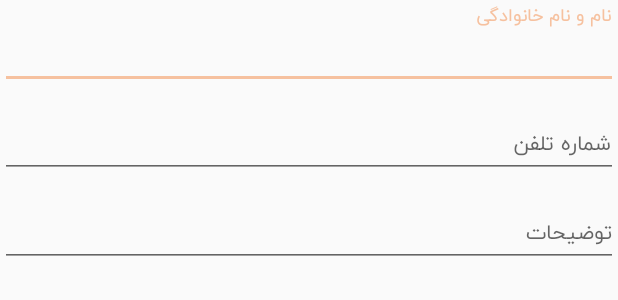
After one commit to amingoli-com/CustomerClub, an Android app: the layout content_dialog_add_qrcode.xml on its own in the app's theme, with its tools: preview values and no code run, on a phone screen of 412 x 824 dp. The commit adds this screen. Shown: the top 300 px of the screen. Run offline under Robolectric (Android 15) with nearby library versions, the phone set to English and light mode, and no system bars; network calls fail.

Commit message:
add dialog set data for barcode

```diff
--- a/app/src/main/java/amingoli/meshkatgallery/coustomerclub/util/database/Query.java
+++ b/app/src/main/java/amingoli/meshkatgallery/coustomerclub/util/database/Query.java
@@ -2,16 +2,18 @@ package amingoli.meshkatgallery.coustomerclub.util.database;
 
 import android.database.Cursor;
 import android.database.sqlite.SQLiteDatabase;
+import android.util.Log;
 
 import static amingoli.meshkatgallery.coustomerclub.util.database.Database.table_orderList;
 import static amingoli.meshkatgallery.coustomerclub.util.database.Database.table_qrCodeList;
 
 public class Query {
-
+    private static String TAG = "amingoli78-Query";
     public static void insert_qrCode(SQLiteDatabase database,String qrCode, String cratedAt, String name, String tel, String desc){
         String query = "INSERT INTO " + table_qrCodeList
                 + " (qrcode,crated_at,name,tel,desc) "
                 + " Values ('"+qrCode+"','"+cratedAt+"','"+name+"','"+tel+"','"+desc+"') ";
+        Log.d(TAG, "insert_qrCode: "+query);
         write(database,query);
     }
 
--- /dev/null
+++ b/app/src/main/res/layout/content_dialog_add_qrcode.xml
@@ -0,0 +1,52 @@
+<?xml version="1.0" encoding="utf-8"?>
+<LinearLayout
+    xmlns:android="http://schemas.android.com/apk/res/android"
+    android:orientation="vertical"
+    android:layout_width="match_parent"
+    android:layout_height="wrap_content">
+
+    <com.google.android.material.textfield.TextInputLayout
+        android:layout_width="match_parent"
+        android:layout_height="wrap_content">
+        <EditText
+            android:id="@+id/name"
+            android:layout_width="match_parent"
+            android:layout_height="wrap_content"
+            android:hint="@string/name_family"
+            android:textAppearance="@style/TextAppearance.MaterialComponents.Body2"
+            android:inputType="text"
+            android:maxLines="2"
+            android:maxLength="50" />
+    </com.google.android.material.textfield.TextInputLayout>
+
+    <com.google.android.material.textfield.TextInputLayout
+        android:layout_width="match_parent"
+        android:layout_height="wrap_content">
+        <EditText
+            android:id="@+id/tel"
+            android:layout_width="match_parent"
+            android:layout_height="wrap_content"
+            android:hint="@string/tel"
+            android:textAppearance="@style/TextAppearance.MaterialComponents.Body2"
+            android:inputType="number"
+            android:maxLength="15"
+            android:maxLines="1"
+            android:digits="0123456789"/>
+    </com.google.android.material.textfield.TextInputLayout>
+
+    <com.google.android.material.textfield.TextInputLayout
+        android:layout_width="match_parent"
+        android:layout_height="wrap_content">
+        <EditText
+            android:id="@+id/desc"
+            android:layout_width="match_parent"
+            android:layout_height="wrap_content"
+            android:hint="@string/desc"
+            android:textAppearance="@style/TextAppearance.MaterialComponents.Body2"
+            android:inputType="text"
+            android:maxLines="7"
+            android:maxLength="300" />
+    </com.google.android.material.textfield.TextInputLayout>
+
+
+</LinearLayout>
--- a/app/src/main/res/values/strings.xml
+++ b/app/src/main/res/values/strings.xml
@@ -11,5 +11,8 @@
     <string name="msg_no_ticket_found">No ticket found. Try scanning the QR Codes from http://api.androidhive.info/QR Codes/</string>
     <string name="scan_qr_code">Scan QR Code</string>
     <string name="main_activity_bottom_logo">Scan the QR code on the poster and book your movie tickets</string>
+    <string name="name_family">نام و نام خانوادگی</string>
+    <string name="tel">شماره تلفن</string>
+    <string name="desc">توضیحات</string>
 
 </resources>
```
Also changed, not shown: app/src/main/java/amingoli/meshkatgallery/coustomerclub/activity/TicketResultActivity.java (+41 -12 lines).
